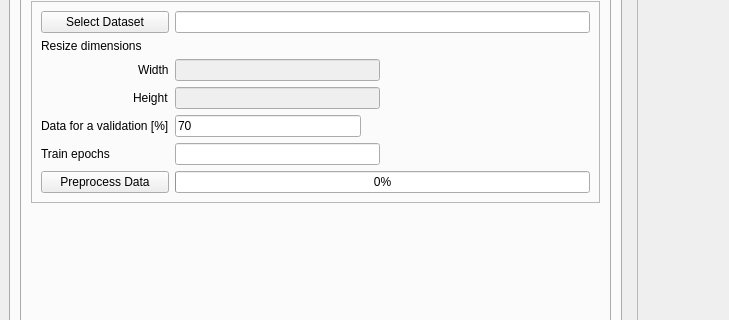
Qt form anubis.ui (xlukas10/anubis) before a commit; both pictures show x 0 to 729 and y 153 to 473 of the 1249 by 687 pixel window.
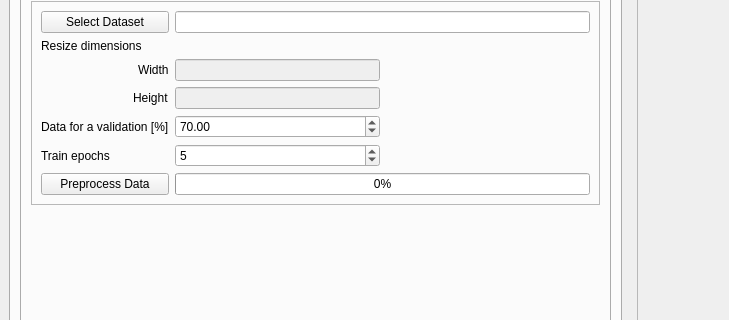
The same form after that commit. Icons and pictures are not drawn.

Commit message: Added validators for train epoch validation split

```diff
--- a/anubis.ui
+++ b/anubis.ui
@@ -544,61 +544,21 @@
                <enum>QFrame::Raised</enum>
               </property>
               <layout class="QGridLayout" name="gridLayout_6">
-               <item row="1" column="0">
-                <widget class="QLabel" name="label_img_resize">
-                 <property name="text">
-                  <string>Resize dimensions</string>
-                 </property>
-                </widget>
-               </item>
-               <item row="0" column="0">
-                <widget class="QPushButton" name="btn_load_dataset">
-                 <property name="text">
-                  <string>Select Dataset</string>
-                 </property>
-                </widget>
-               </item>
-               <item row="4" column="0">
-                <widget class="QLabel" name="label_val_split">
-                 <property name="text">
-                  <string>Data for a validation [%]</string>
-                 </property>
-                </widget>
-               </item>
-               <item row="4" column="1">
-                <widget class="QLineEdit" name="line_edit_val_split">
-                 <property name="maximumSize">
-                  <size>
-                   <width>186</width>
-                   <height>16777215</height>
-                  </size>
-                 </property>
-                 <property name="inputMethodHints">
-                  <set>Qt::ImhDigitsOnly</set>
-                 </property>
-                 <property name="text">
-                  <string>70</string>
-                 </property>
-                </widget>
-               </item>
-               <item row="5" column="1">
-                <widget class="QLineEdit" name="line_edit_epochs"/>
-               </item>
-               <item row="5" column="0">
+               <item row="6" column="0">
                 <widget class="QLabel" name="label_train_epochs">
                  <property name="text">
                   <string>Train epochs</string>
                  </property>
                 </widget>
                </item>
-               <item row="6" column="0">
+               <item row="7" column="0">
                 <widget class="QPushButton" name="btn_preprocess">
                  <property name="text">
                   <string>Preprocess Data</string>
                  </property>
                 </widget>
                </item>
-               <item row="6" column="1" colspan="2">
+               <item row="7" column="1" colspan="2">
                 <widget class="QProgressBar" name="progress_bar_preprocess">
                  <property name="value">
                   <number>0</number>
@@ -655,6 +615,47 @@
                <item row="0" column="1" colspan="2">
                 <widget class="QLineEdit" name="line_edit_dataset_path"/>
                </item>
+               <item row="0" column="0">
+                <widget class="QPushButton" name="btn_load_dataset">
+                 <property name="text">
+                  <string>Select Dataset</string>
+                 </property>
+                </widget>
+               </item>
+               <item row="1" column="0">
+                <widget class="QLabel" name="label_img_resize">
+                 <property name="text">
+                  <string>Resize dimensions</string>
+                 </property>
+                </widget>
+               </item>
+               <item row="5" column="0">
+                <widget class="QLabel" name="label_val_split">
+                 <property name="text">
+                  <string>Data for a validation [%]</string>
+                 </property>
+                </widget>
+               </item>
+               <item row="6" column="1">
+                <widget class="QSpinBox" name="spin_box_epochs">
+                 <property name="maximum">
+                  <number>1024</number>
+                 </property>
+                 <property name="value">
+                  <number>5</number>
+                 </property>
+                </widget>
+               </item>
+               <item row="5" column="1">
+                <widget class="QDoubleSpinBox" name="spin_box_val_split">
+                 <property name="maximum">
+                  <double>100.000000000000000</double>
+                 </property>
+                 <property name="value">
+                  <double>70.000000000000000</double>
+                 </property>
+                </widget>
+               </item>
               </layout>
              </widget>
             </item>
```
The commit also changes 2 other files.
